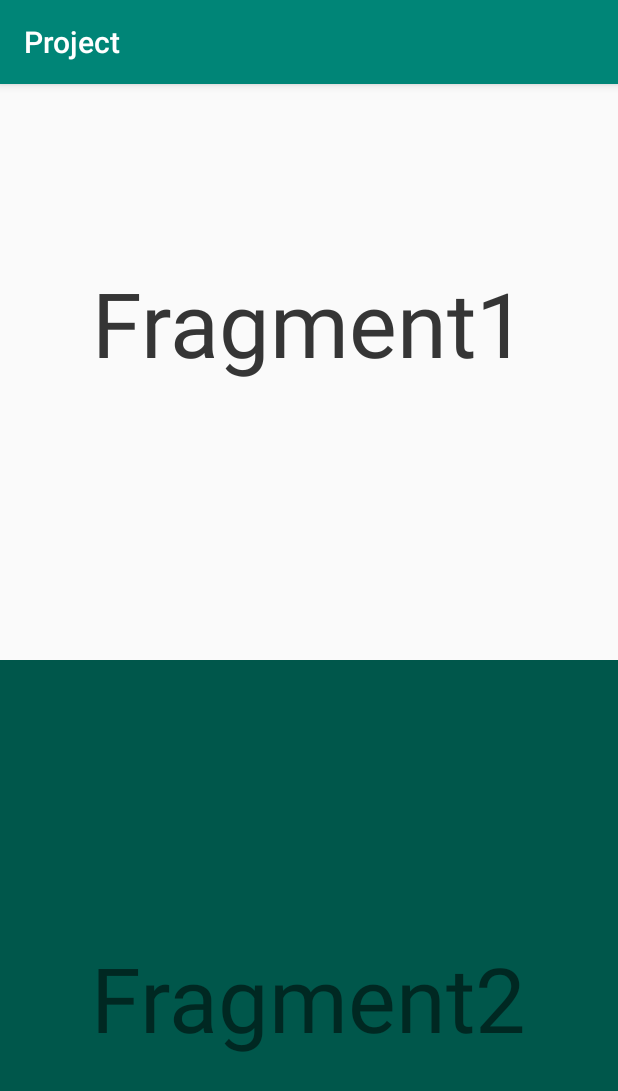
After one commit to AdityaLok/Aditya_Self_Learning, an Android app: the Fragment screen opened directly, with no data from a screen before it, on a phone screen of 412 x 824 dp. The commit adds this screen. Shown: the top 1091 px of the screen. Run offline under Robolectric (Android 15) with nearby library versions, the phone set to English and light mode, and no system bars.

Commit message:
Created fragments and did communication with activities.

```diff
--- a/app/build.gradle
+++ b/app/build.gradle
@@ -22,6 +22,8 @@ dependencies {
     implementation fileTree(dir: 'libs', include: ['*.jar'])
     implementation 'com.android.support:appcompat-v7:28.0.0'
     implementation 'com.android.support.constraint:constraint-layout:1.1.3'
+    implementation 'com.android.support:support-v4:28.0.0'
+    implementation 'com.android.support:design:28.0.0'
     testImplementation 'junit:junit:4.12'
     androidTestImplementation 'com.android.support.test:runner:1.0.2'
     androidTestImplementation 'com.android.support.test.espresso:espresso-core:3.0.2'
--- /dev/null
+++ b/app/src/main/java/com/example/project/Fragment.java
@@ -0,0 +1,26 @@
+package com.example.project;
+
+import android.os.Bundle;
+import android.support.annotation.Nullable;
+import android.support.v4.app.FragmentManager;
+import android.support.v4.app.FragmentTransaction;
+import android.support.v7.app.AppCompatActivity;
+
+public class Fragment extends AppCompatActivity {
+
+    @Override
+    protected void onCreate(@Nullable Bundle savedInstanceState) {
+        super.onCreate(savedInstanceState);
+        setContentView(R.layout.fragment);
+        runFragment();
+    }
+
+    private void runFragment(){
+
+        FragmentManager manager= getSupportFragmentManager();
+        FragmentTransaction transaction= manager.beginTransaction();
+        transaction.add(R.id.fragment1, new Fragment1());
+        transaction.add(R.id.fragment2,new Fragment2());
+        transaction.commit();
+    }
+}
--- /dev/null
+++ b/app/src/main/java/com/example/project/Fragment1.java
@@ -0,0 +1,56 @@
+package com.example.project;
+
+import android.content.Context;
+import android.os.Bundle;
+import android.support.annotation.NonNull;
+import android.support.annotation.Nullable;
+import android.support.v4.app.Fragment;
+import android.util.Log;
+import android.view.LayoutInflater;
+import android.view.View;
+import android.view.ViewGroup;
+
+public class Fragment1 extends Fragment {
+
+    private final String TAG=Fragment1.class.getName();
+    @Override
+    public void onAttach(Context context) {
+        super.onAttach(context);
+        Log.d(TAG,"onAttach");
+    }
+
+    @Override
+    public void onCreate(@Nullable Bundle savedInstanceState) {
+        super.onCreate(savedInstanceState);
+        Log.d(TAG,"onCreate");
+    }
+
+    @Override
+    public View onCreateView(LayoutInflater inflater, ViewGroup container, Bundle savedInstanceState) {
+        Log.d(TAG,"onCreateView");
+        return inflater.inflate(R.layout.fragment1, container, false);
+    }
+
+    @Override
+    public void onViewCreated(@NonNull View view, @Nullable Bundle savedInstanceState) {
+        super.onViewCreated(view, savedInstanceState);
+        Log.d(TAG,"onViewCreated");
+    }
+
+    @Override
+    public void onDetach() {
+        super.onDetach();
+        Log.d(TAG,"onDetach");
+    }
+
+    @Override
+    public void onActivityCreated(@Nullable Bundle savedInstanceState) {
+        super.onActivityCreated(savedInstanceState);
+        Log.d(TAG,"onActivityCreated");
+    }
+    @Override
+    public void onDestroy() {
+        super.onDestroy();
+        Log.d(TAG,"onDestroy");
+    }
+}
--- /dev/null
+++ b/app/src/main/java/com/example/project/Fragment2.java
@@ -0,0 +1,49 @@
+package com.example.project;
+
+import android.os.Bundle;
+import android.support.annotation.NonNull;
+import android.support.annotation.Nullable;
+import android.support.v4.app.Fragment;
+import android.util.Log;
+import android.view.LayoutInflater;
+import android.view.View;
+import android.view.ViewGroup;
+
+public class Fragment2 extends Fragment {
+
+    private final String TAG=Fragment2.class.getName();
+    @Override
+    public void onCreate(@Nullable Bundle savedInstanceState) {
+        super.onCreate(savedInstanceState);
+        Log.d(TAG,"onCreate");
+    }
+
+    @Override
+    public View onCreateView(LayoutInflater inflater, ViewGroup container, Bundle savedInstanceState) {
+        Log.d(TAG,"onCreateView");
+        return inflater.inflate(R.layout.fragment2, container, false);
+    }
+    @Override
+    public void onViewCreated(@NonNull View view, @Nullable Bundle savedInstanceState) {
+        super.onViewCreated(view, savedInstanceState);
+        Log.d(TAG,"onViewCreated");
+    }
+
+    @Override
+    public void onDetach() {
+        super.onDetach();
+        Log.d(TAG,"onDetach");
+    }
+
+    @Override
+    public void onActivityCreated(@Nullable Bundle savedInstanceState) {
+        super.onActivityCreated(savedInstanceState);
+        Log.d(TAG,"onActivityCreated");
+    }
+
+    @Override
+    public void onDestroy() {
+        super.onDestroy();
+        Log.d(TAG,"onDestroy");
+    }
+}
--- /dev/null
+++ b/app/src/main/res/layout/fragment.xml
@@ -0,0 +1,21 @@
+<?xml version="1.0" encoding="utf-8"?>
+<LinearLayout xmlns:android="http://schemas.android.com/apk/res/android"
+    android:layout_width="700dp"
+    android:layout_height="900dp"
+    android:layout_gravity="center"
+    android:orientation="vertical">
+
+        <fragment
+            android:id="@+id/fragment1"
+            class="com.example.project.Fragment1"
+            android:layout_width="match_parent"
+            android:layout_height="450dp"
+            android:layout_gravity="top" />
+        <fragment
+            android:id="@+id/fragment2"
+            class="com.example.project.Fragment1"
+            android:layout_width="match_parent"
+            android:layout_height="450dp"
+            android:layout_gravity="center" />
+
+</LinearLayout>
--- /dev/null
+++ b/app/src/main/res/layout/fragment1.xml
@@ -0,0 +1,14 @@
+<?xml version="1.0" encoding="utf-8"?>
+<FrameLayout xmlns:android="http://schemas.android.com/apk/res/android"
+    android:layout_width="match_parent"
+    android:layout_height="match_parent">
+
+    <TextView
+        android:id="@+id/fragment1"
+        android:layout_width="wrap_content"
+        android:layout_height="wrap_content"
+        android:layout_gravity="center"
+        android:text="@string/fragment1"
+        android:textAlignment="center"
+        android:textSize="60sp"/>
+</FrameLayout>
--- /dev/null
+++ b/app/src/main/res/layout/fragment2.xml
@@ -0,0 +1,14 @@
+<?xml version="1.0" encoding="utf-8"?>
+<FrameLayout xmlns:android="http://schemas.android.com/apk/res/android"
+    android:layout_width="match_parent"
+    android:layout_height="match_parent"
+    android:layout_gravity="center"
+    android:background="@color/colorPrimaryDark">
+
+    <TextView
+        android:layout_width="wrap_content"
+        android:layout_height="wrap_content"
+        android:layout_gravity="center"
+        android:text="@string/fragment2"
+        android:textSize="60sp"/>
+</FrameLayout>
--- a/app/src/main/res/layout/main_activity.xml
+++ b/app/src/main/res/layout/main_activity.xml
@@ -54,6 +54,7 @@
                 android:layout_marginTop="1sp"
                 android:text="@string/btn3"
                 android:textSize="20sp"
+                android:onClick="onButton3ClickListener"
                 android:layout_margin="80sp"/>
 
             <Button
@@ -81,7 +82,8 @@
                 android:layout_marginTop="1sp"
                 android:text="@string/btn6"
                 android:textSize="20sp"
-                android:layout_margin="80sp"/>
+                android:layout_margin="80sp"
+                android:onClick="onButton6ClickListener"/>
 
 
         </LinearLayout>
--- /dev/null
+++ b/app/src/main/res/values/dimens.xml
@@ -0,0 +1,3 @@
+<resources>
+    <dimen name="fab_margin">16dp</dimen>
+</resources>
--- a/app/src/main/res/values/styles.xml
+++ b/app/src/main/res/values/styles.xml
@@ -8,4 +8,13 @@
         <item name="colorAccent">@color/colorAccent</item>
     </style>
 
+    <style name="AppTheme.NoActionBar">
+        <item name="windowActionBar">false</item>
+        <item name="windowNoTitle">true</item>
+    </style>
+
+    <style name="AppTheme.AppBarOverlay" parent="ThemeOverlay.AppCompat.Dark.ActionBar" />
+
+    <style name="AppTheme.PopupOverlay" parent="ThemeOverlay.AppCompat.Light" />
+
 </resources>
```
Also changed, not shown: app/src/main/AndroidManifest.xml (+8 -0 lines), app/src/main/java/com/example/project/MainActivity.java (+33 -3 lines), app/src/main/res/values/strings.xml (+12 -0 lines).
